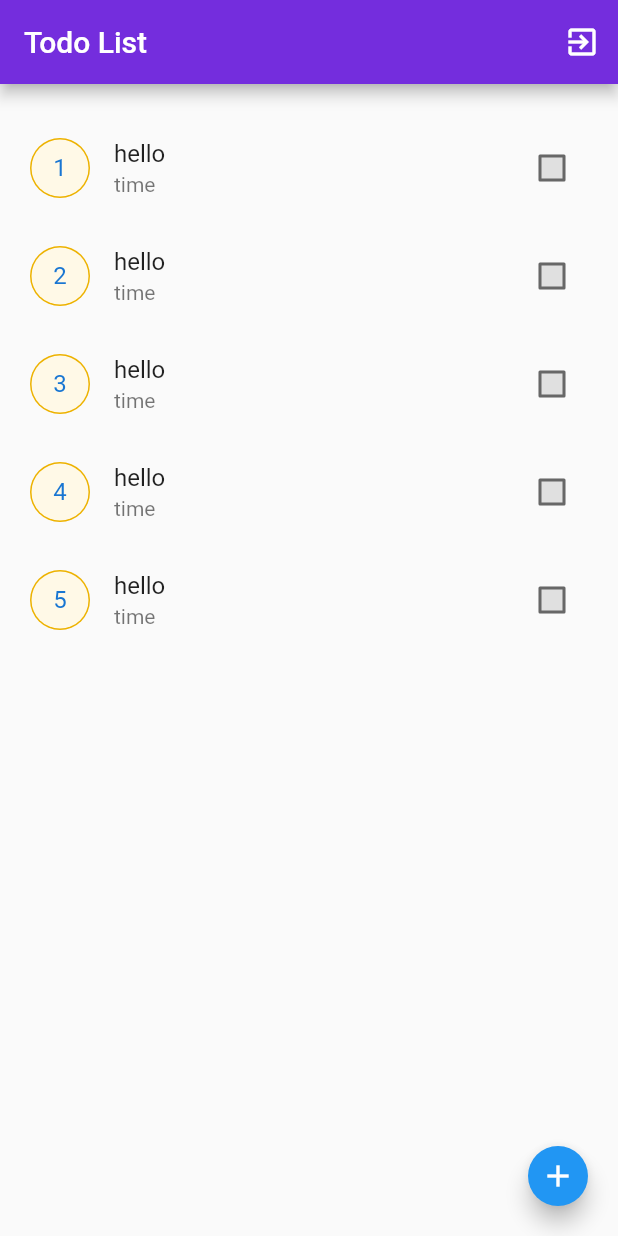
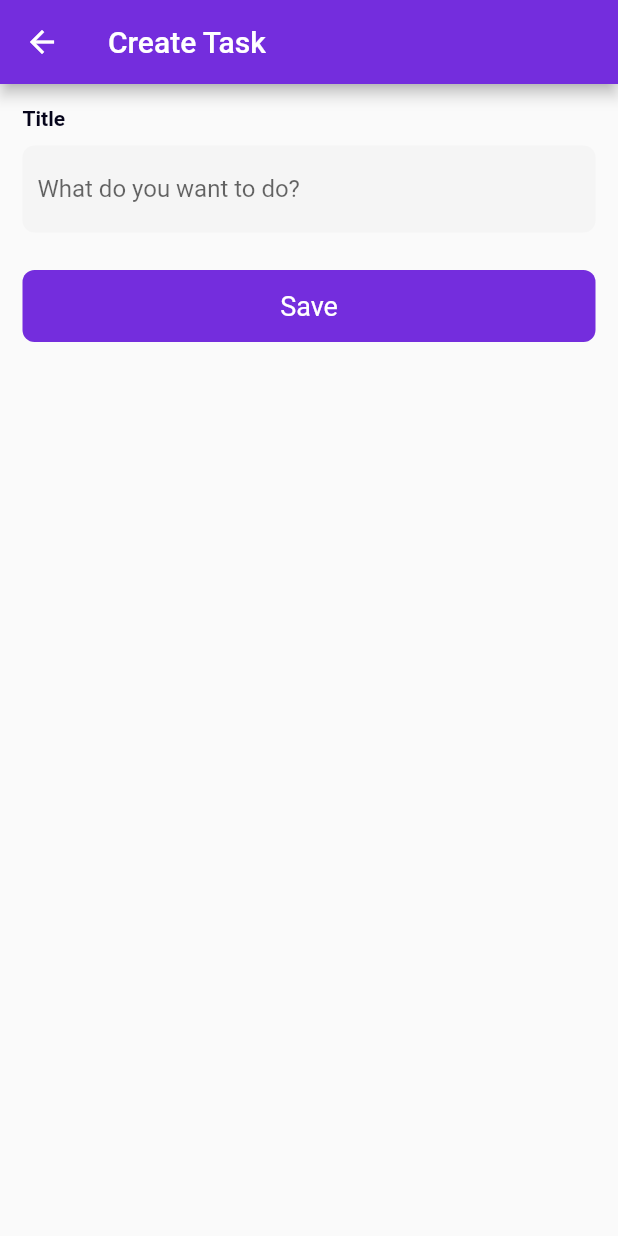
Before and after one commit to Erhabor-Emmanuel/provider_todo, a Flutter app: the screen it shows after launch, after a tap on the "add" icon, on a phone screen of 412 x 824 dp. Run offline on Flutter 3.47's test engine with Material 2 defaults, Android fonts, the phone set to English and light mode, and no system bars; our stand-ins replace shared_preferences; network calls fail.

Commit message:
Provider with Rest API

```diff
--- a/lib/main.dart
+++ b/lib/main.dart
@@ -2,6 +2,8 @@ import 'package:flutter/material.dart';
 import 'package:provider/provider.dart';
 import 'package:provider_todo_list/constants/colors.dart';
 import 'package:provider_todo_list/provider/AuthProvider/auth_provider.dart';
+import 'package:provider_todo_list/provider/TaskProvider/add_task_provider.dart';
+import 'package:provider_todo_list/provider/TaskProvider/delete_task_provider.dart';
 import 'package:provider_todo_list/provider/TaskProvider/get_task_service.dart';
 import 'package:provider_todo_list/provider/database/db_provider.dart';
 import 'package:provider_todo_list/screens/TaskPage/homePage.dart';
@@ -21,6 +23,8 @@ class MyApp extends StatelessWidget {
       providers: [
         ChangeNotifierProvider(create: (_) => AuthProvider()),
         ChangeNotifierProvider(create: (_) =>  DatabaseProvider()),
+        ChangeNotifierProvider(create: (_) => AddTaskProvider()),
+        ChangeNotifierProvider(create: (_) => DeleteTaskProvider()),
       ],
       child: MaterialApp(
         theme: ThemeData(
--- a/lib/screens/TaskPage/Local widgets/tasl_view_container.dart
+++ b/lib/screens/TaskPage/Local widgets/tasl_view_container.dart
@@ -2,6 +2,7 @@ import 'package:flutter/material.dart';
 
 import '../../../constants/colors.dart';
 import '../../../utils/routers.dart';
+import '../task_details_page.dart';
 
 
 class TaskField extends StatefulWidget {
@@ -30,11 +31,11 @@ class _TaskFieldState extends State<TaskField> {
   Widget build(BuildContext context) {
     return ListTile(
       onTap: () {
-        // PageNavigator(ctx: context).nextPage(
-        //     page: TaskDetailsPage(
-        //       taskId: widget.taskId,
-        //       title: widget.title,
-        //     ));
+        PageNavigator(ctx: context).nextPage(
+            page: TaskDetailsPage(
+              taskId: widget.taskId,
+              title: widget.title,
+            ));
       },
       contentPadding: const EdgeInsets.all(0),
       title: Text(
--- /dev/null
+++ b/lib/screens/TaskPage/add_taskl.dart
@@ -0,0 +1,73 @@
+import 'package:flutter/material.dart';
+import 'package:provider/provider.dart';
+
+import '../../provider/TaskProvider/add_task_provider.dart';
+import '../../utils/snack_message.dart';
+import '../../widgets/button.dart';
+import '../../widgets/text_field.dart';
+
+
+class CreateTaskPage extends StatefulWidget {
+  const CreateTaskPage({Key? key}) : super(key: key);
+
+  @override
+  State<CreateTaskPage> createState() => _CreateTaskPageState();
+}
+
+class _CreateTaskPageState extends State<CreateTaskPage> {
+  final TextEditingController _title = TextEditingController();
+
+  @override
+  void dispose() {
+    _title.dispose();
+    super.dispose();
+  }
+
+  @override
+  Widget build(BuildContext context) {
+    return Scaffold(
+      appBar: AppBar(title: const Text('Create Task')),
+      body: CustomScrollView(
+        slivers: [
+          SliverToBoxAdapter(
+            child: Container(
+              padding: const EdgeInsets.all(15),
+              child: Column(
+                children: [
+                  customTextField(
+                    title: 'Title',
+                    controller: _title,
+                    hint: 'What do you want to do?',
+                  ),
+                  Consumer< AddTaskProvider>(builder: (context, addTask, child) {
+                    WidgetsBinding.instance!.addPostFrameCallback((_) {
+                      if (addTask.getResponse != '') {
+                         showMessage(
+                            message: addTask.getResponse, context: context);
+
+                        ///Clear the response message to avoid duplicate
+                        addTask.clear();
+                      }
+                    });
+                    return customButton(
+                      status: addTask.getStatus,
+                      tap: () {
+                        if (_title.text.isEmpty) {
+                          showMessage(
+                              message: "Fill in title", context: context);
+                        } else {
+                          addTask.addTask(title: _title.text.trim());
+                        }
+                      },
+                      context: context,
+                    );
+                  })
+                ],
+              ),
+            ),
+          )
+        ],
+      ),
+    );
+  }
+}
--- a/lib/screens/TaskPage/homePage.dart
+++ b/lib/screens/TaskPage/homePage.dart
@@ -2,7 +2,9 @@ import 'package:flutter/material.dart';
 
 import '../../constants/colors.dart';
 import '../../provider/database/db_provider.dart';
+import '../../utils/routers.dart';
 import 'Local widgets/tasl_view_container.dart';
+import 'add_taskl.dart';
 
 class HomePage extends StatefulWidget {
   const HomePage({Key? key}) : super(key: key);
@@ -42,7 +44,7 @@ class _HomePageState extends State<HomePage> {
               const SizedBox(height: 15),
               GestureDetector(
                 onTap: () {
-                  //
+                  PageNavigator(ctx: context).nextPage(page: const CreateTaskPage());
                 },
                 child: Text(
                   'Create a task',
@@ -66,7 +68,7 @@ class _HomePageState extends State<HomePage> {
       floatingActionButton: FloatingActionButton(
         mini: true,
         onPressed: () {
-          // PageNavigator(ctx: context).nextPage(page: const CreateTaskPage());
+          PageNavigator(ctx: context).nextPage(page: const CreateTaskPage());
         },
         child: const Icon(Icons.add),
       ),
```
Also changed, not shown: lib/provider/TaskProvider/add_task_provider.dart (+68 -0 lines), lib/provider/TaskProvider/delete_task_provider.dart (+61 -0 lines), lib/screens/TaskPage/task_details_page.dart (added, +93 -0 lines).
